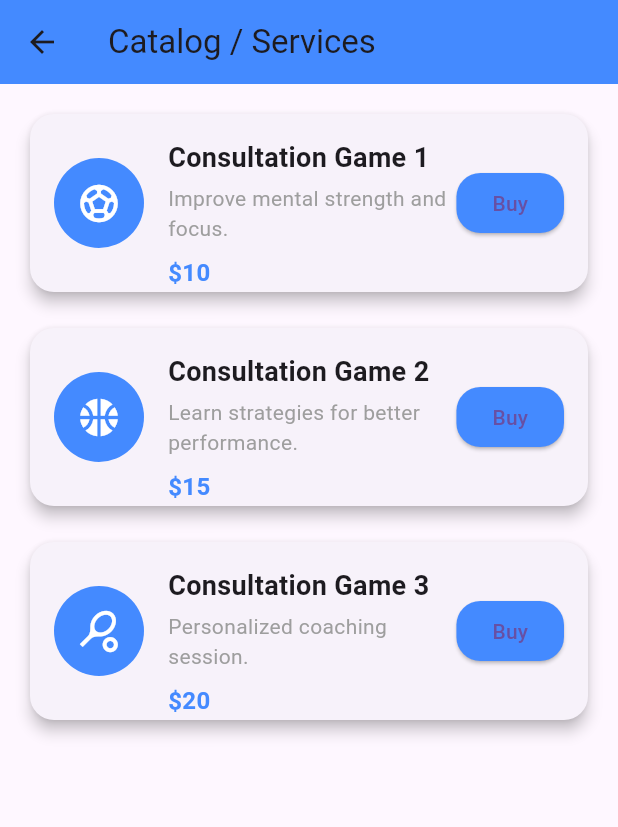
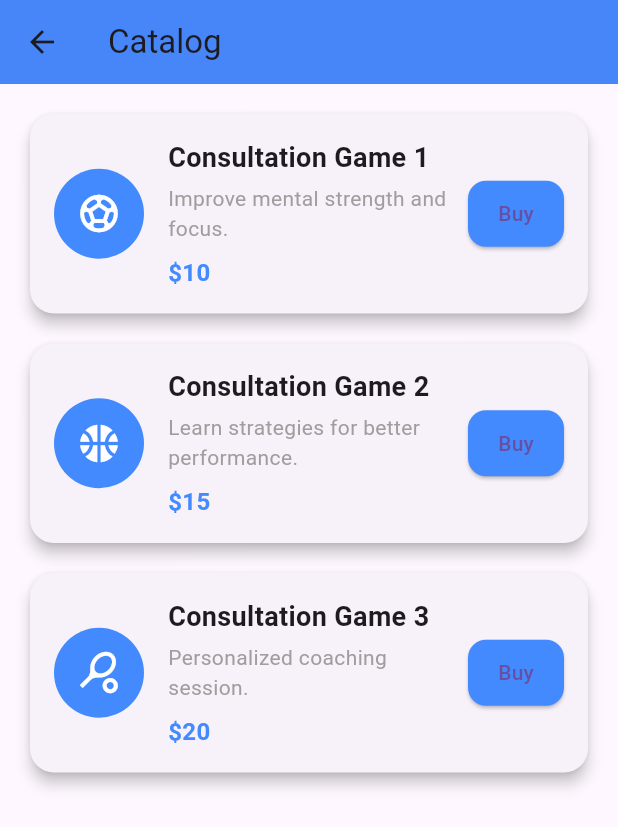
Before and after one commit to Klavaklava777/Application_satemirova, a Flutter app: the CatalogScreen screen opened by its route, on a phone screen of 412 x 824 dp. Shown: the top 827 px of the screen. Run offline on Flutter 3.47's test engine with Material 3 defaults, Android fonts, the phone set to English and light mode, and no system bars; our stand-ins replace shared_preferences; accounts and stored records are empty.

Commit message:
catalog_screen.dart

```diff
--- a/lib/screens/catalog_screen.dart
+++ b/lib/screens/catalog_screen.dart
@@ -1,5 +1,4 @@
 import 'package:flutter/material.dart';
-import 'game_screen.dart';
 
 class CatalogScreen extends StatelessWidget {
   const CatalogScreen({super.key});
@@ -8,40 +7,35 @@ class CatalogScreen extends StatelessWidget {
   Widget build(BuildContext context) {
     final services = [
       {
-        'title': 'Consultation Game 1',
-        'price': '\$10',
-        'description': 'Improve mental strength and focus.',
-        'icon': Icons.sports_soccer,
+        "title": "Consultation Game 1",
+        "price": "\$10",
+        "description": "Improve mental strength and focus.",
+        "icon": Icons.sports_soccer,
       },
       {
-        'title': 'Consultation Game 2',
-        'price': '\$15',
-        'description': 'Learn strategies for better performance.',
-        'icon': Icons.sports_basketball,
+        "title": "Consultation Game 2",
+        "price": "\$15",
+        "description": "Learn strategies for better performance.",
+        "icon": Icons.sports_basketball,
       },
       {
-        'title': 'Consultation Game 3',
-        'price': '\$20',
-        'description': 'Personalized coaching session.',
-        'icon': Icons.sports_tennis,
+        "title": "Consultation Game 3",
+        "price": "\$20",
+        "description": "Personalized coaching session.",
+        "icon": Icons.sports_tennis,
       },
     ];
 
     return Scaffold(
       appBar: AppBar(
-        title: const Text('Catalog / Services'),
+        title: const Text("Catalog"),
         backgroundColor: Colors.blueAccent,
+        elevation: 2,
       ),
-      body: Padding(
-        padding: const EdgeInsets.all(16.0),
-        child: GridView.builder(
+      body: ListView.separated(
+        padding: const EdgeInsets.all(16),
         itemCount: services.length,
-          gridDelegate: const SliverGridDelegateWithFixedCrossAxisCount(
-            crossAxisCount: 1, // одна колонка, можно сделать 2 для планшета
-            mainAxisSpacing: 16,
-            crossAxisSpacing: 16,
-            childAspectRatio: 3, // карточка более широкая
-          ),
+        separatorBuilder: (_, __) => const SizedBox(height: 12),
         itemBuilder: (context, index) {
           final service = services[index];
           return Card(
@@ -52,24 +46,24 @@ class CatalogScreen extends StatelessWidget {
             child: Padding(
               padding: const EdgeInsets.all(16),
               child: Row(
+                crossAxisAlignment: CrossAxisAlignment.center,
                 children: [
                   CircleAvatar(
                     radius: 30,
                     backgroundColor: Colors.blueAccent,
                     child: Icon(
-                        service['icon'] as IconData,
+                      service["icon"] as IconData,
+                      color: Colors.white,
                       size: 30,
-                        color: Colors.white,
                     ),
                   ),
                   const SizedBox(width: 16),
                   Expanded(
                     child: Column(
                       crossAxisAlignment: CrossAxisAlignment.start,
-                        mainAxisAlignment: MainAxisAlignment.center,
                       children: [
                         Text(
-                            service['title'] as String,
+                          service["title"] as String,
                           style: const TextStyle(
                             fontSize: 18,
                             fontWeight: FontWeight.bold,
@@ -77,12 +71,12 @@ class CatalogScreen extends StatelessWidget {
                         ),
                         const SizedBox(height: 4),
                         Text(
-                            service['description'] as String,
+                          service["description"] as String,
                           style: const TextStyle(color: Colors.grey),
                         ),
                         const SizedBox(height: 8),
                         Text(
-                            service['price'] as String,
+                          service["price"] as String,
                           style: const TextStyle(
                             fontSize: 16,
                             fontWeight: FontWeight.bold,
@@ -92,22 +86,22 @@ class CatalogScreen extends StatelessWidget {
                       ],
                     ),
                   ),
+                  const SizedBox(width: 10),
                   ElevatedButton(
-                      onPressed: () {
-                        Navigator.push(
-                          context,
-                          MaterialPageRoute(
-                            builder: (context) => const GameScreen(),
-                          ),
-                        );
-                      },
                     style: ElevatedButton.styleFrom(
                       backgroundColor: Colors.blueAccent,
+                      padding: const EdgeInsets.symmetric(
+                        horizontal: 20,
+                        vertical: 12,
+                      ),
                       shape: RoundedRectangleBorder(
-                          borderRadius: BorderRadius.circular(16),
+                        borderRadius: BorderRadius.circular(12),
                       ),
                     ),
-                      child: const Text('Buy'),
+                    onPressed: () {
+                      Navigator.pushNamed(context, '/payment');
+                    },
+                    child: const Text("Buy"),
                   ),
                 ],
               ),
@@ -115,7 +109,6 @@ class CatalogScreen extends StatelessWidget {
           );
         },
       ),
-      ),
     );
   }
 }
```
Lines whose indentation alone changed are shown as unchanged.
